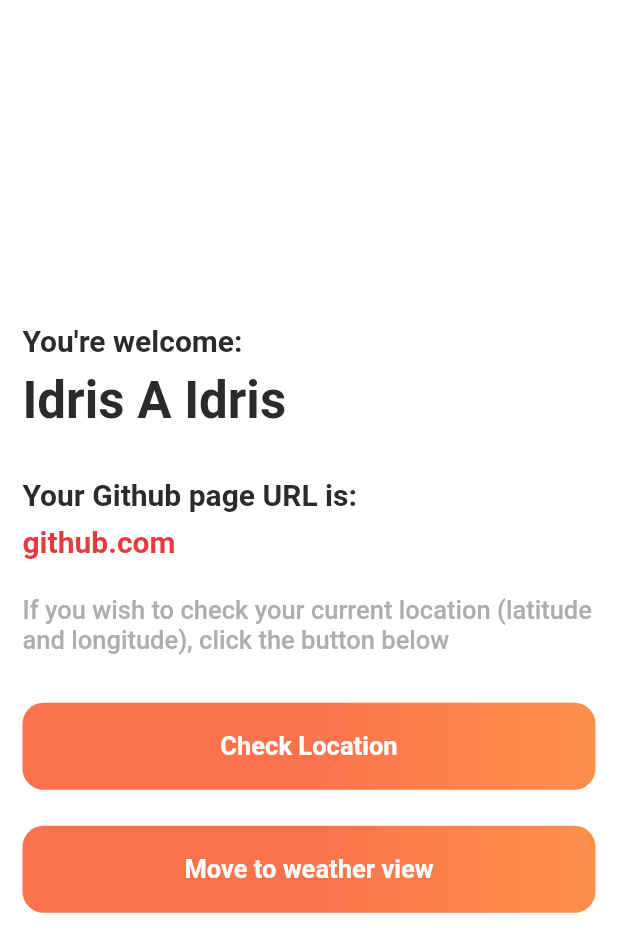
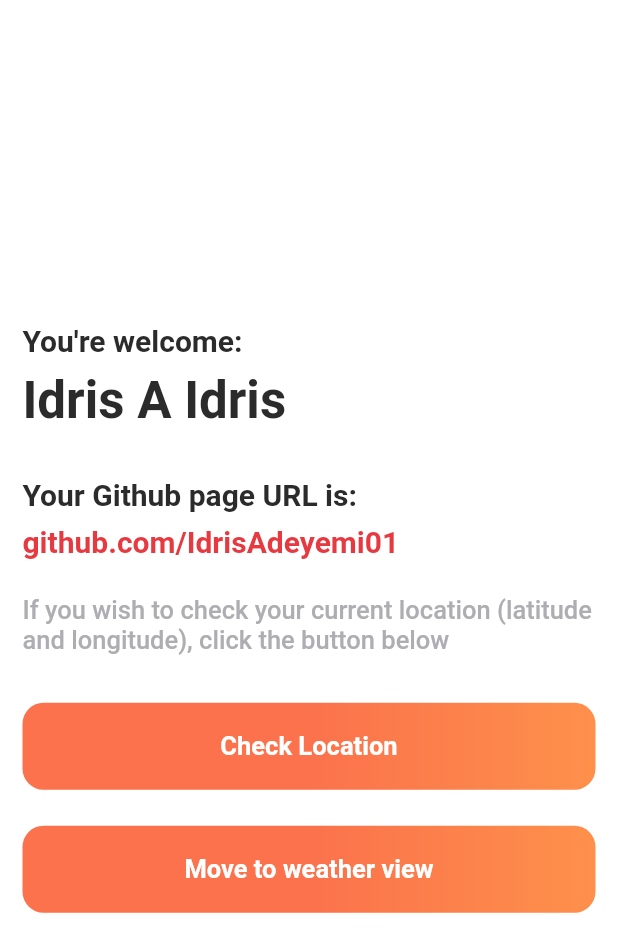
Before and after one commit to IdrisAdeyemi01/dishedapp.io-assessment, a Flutter app: the HomeView screen opened by its route, on a phone screen of 412 x 824 dp. Shown: the top 952 px of the screen. Run offline on Flutter 3.47's test engine with Material 2 defaults, Android fonts, the phone set to English and light mode, and no system bars; our stand-ins replace firebase_auth, firebase_core, flutter_hooks, flutter_riverpod, geolocator, hooks_riverpod and 2 more; accounts and stored records are empty.

Commit message:
update strings

```diff
--- a/lib/src/content/constants/strings.dart
+++ b/lib/src/content/constants/strings.dart
@@ -13,7 +13,7 @@ class AppStrings {
   static const name = 'Idris A Idris';
   static const welcome = 'You\'re welcome: ';
   static const yourGithubPageURL = 'Your Github page URL is: ';
-  static const githubURL = 'github.com';
+  static const githubURL = 'github.com/IdrisAdeyemi01';
   static const checkLocationLabel =
       'If you wish to check your current location (latitude and longitude), click the button below';
   static const checkLocation = 'Check Location';
```
